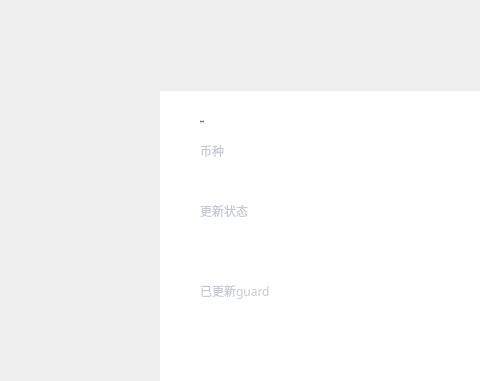
The window that LNKWallet/guard/GuardKeyUpdatingInfoDialog.ui (HcashOrg/hx-indicator) describes before a commit, drawn with Qt 5; both pictures show x 130 to 610 and y 0 to 381 of the 960 by 543 pixel window.
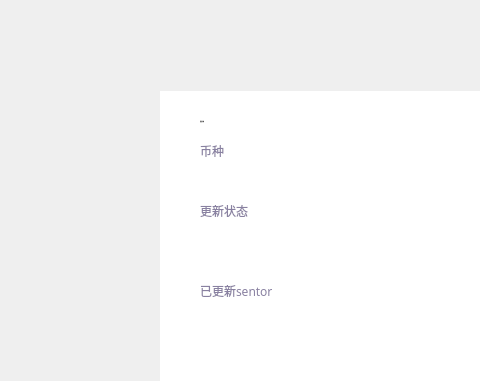
The same window after the commit.

```diff
--- a/LNKWallet/guard/GuardKeyUpdatingInfoDialog.ui
+++ b/LNKWallet/guard/GuardKeyUpdatingInfoDialog.ui
@@ -114,7 +114,7 @@
       </rect>
      </property>
      <property name="styleSheet">
-      <string notr="true">QLabel{font:  10px &quot;微软雅黑&quot;;color: rgb(198,202,212);}
+      <string notr="true">QLabel{font:  10px &quot;微软雅黑&quot;;color: rgb(137,129,161);}
 
 </string>
      </property>
@@ -150,7 +150,7 @@
       </rect>
      </property>
      <property name="styleSheet">
-      <string notr="true">QLabel{font:  10px &quot;微软雅黑&quot;;color: rgb(198,202,212);}
+      <string notr="true">QLabel{font:  10px &quot;微软雅黑&quot;;color: rgb(137,129,161);}
 
 </string>
      </property>
@@ -192,12 +192,12 @@
       </rect>
      </property>
      <property name="styleSheet">
-      <string notr="true">QLabel{font:  10px &quot;微软雅黑&quot;;color: rgb(198,202,212);}
+      <string notr="true">QLabel{font:  10px &quot;微软雅黑&quot;;color: rgb(137,129,161);}
 
 </string>
      </property>
      <property name="text">
-      <string>已更新guard</string>
+      <string>已更新sentor</string>
      </property>
     </widget>
     <widget class="QLabel" name="updatedGuardsLabel">
```
